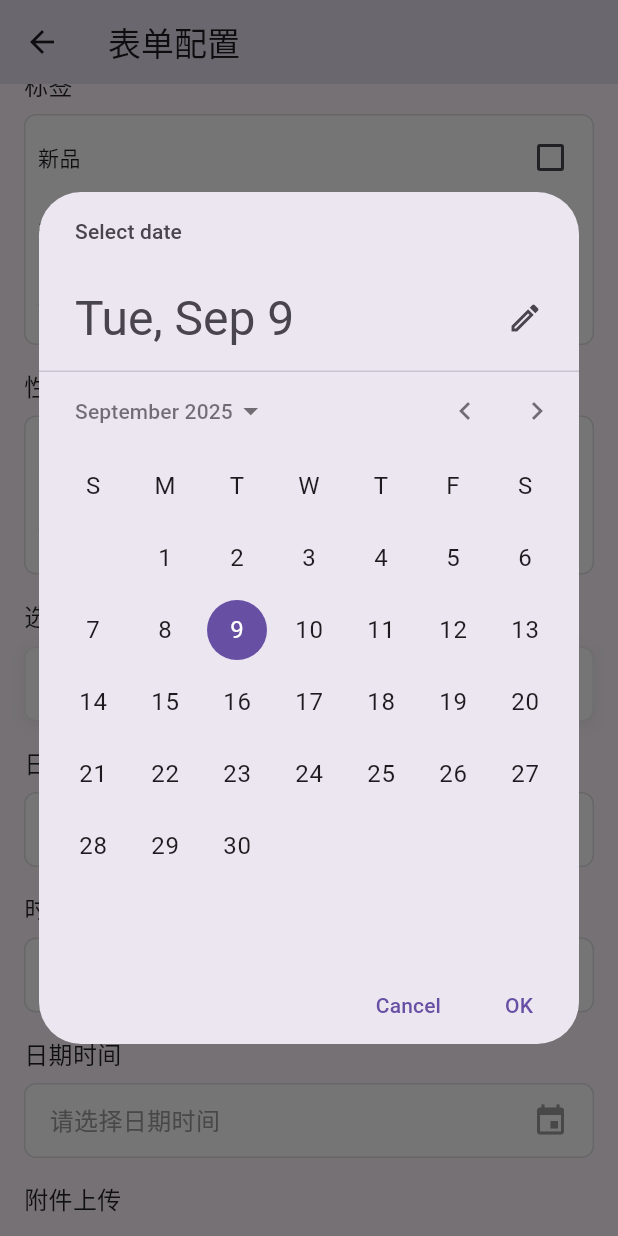
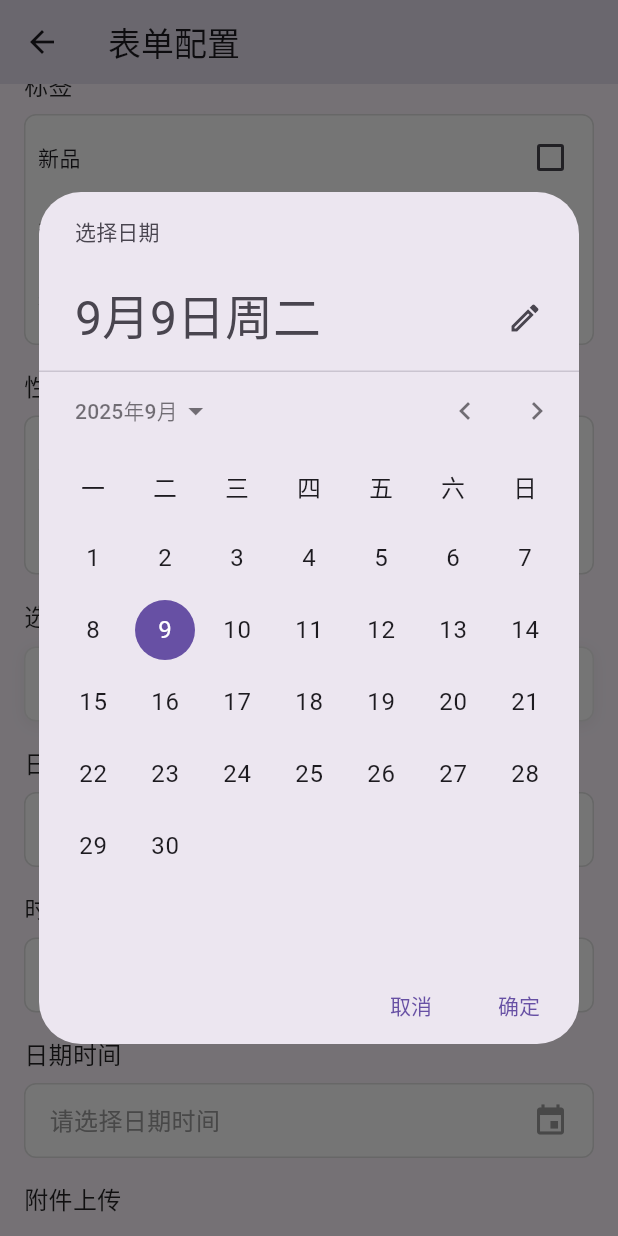
Before and after one commit to yuzhido/simple_ui_for_flutter, a Flutter app: the ConfigFormPage screen opened directly, scrolled down 576 dp, after a tap on "请选择日期", on a phone screen of 412 x 824 dp. Run offline on Flutter 3.47's test engine with Material 3 defaults, Android fonts, the phone set to English and light mode, and no system bars; our stand-ins replace dio, file_picker, image_picker, permission_handler, sqflite; accounts and stored records are empty.

Commit message:
优化时间选择组件为可配置中文模式

```diff
--- a/example/pubspec.yaml
+++ b/example/pubspec.yaml
@@ -9,6 +9,8 @@ environment:
 
 dependencies:
   flutter:
+    sdk: flutter
+  flutter_localizations:
     sdk: flutter
 
   cupertino_icons: ^1.0.8
--- a/lib/src/config_form/index.dart
+++ b/lib/src/config_form/index.dart
@@ -439,14 +439,21 @@ class _ConfigFormState extends State<ConfigForm> {
                 return Column(
                   crossAxisAlignment: CrossAxisAlignment.start,
                   children: [
-                    _buildTapContainer(
+                    _buildDateTapContainer(
                       placeholder: _cfgValues[field.name] == null ? (field.placeholder ?? '请选择日期') : _cfgValues[field.name].toString(),
+                      hasValue: _cfgValues[field.name] != null,
                       icon: Icons.calendar_today,
                       onTap: () async {
                         final now = DateTime.now();
-                        final picked = await showDatePicker(context: context, initialDate: now, firstDate: DateTime(1900), lastDate: DateTime(2100));
+                        final picked = await showDatePicker(
+                          context: context,
+                          initialDate: now,
+                          firstDate: DateTime(1900),
+                          lastDate: DateTime(2100),
+                          locale: const Locale('zh', 'CN'),
+                        );
                         if (picked != null) {
-                          final v = '${picked.year}-${picked.month.toString().padLeft(2, '0')}-${picked.day.toString().padLeft(2, '0')}';
+                          final v = '${picked.year}年${picked.month}月${picked.day}日';
                           setState(() {
                             _setValue(field.name, v);
                           });
@@ -476,8 +483,9 @@ class _ConfigFormState extends State<ConfigForm> {
                 return Column(
                   crossAxisAlignment: CrossAxisAlignment.start,
                   children: [
-                    _buildTapContainer(
+                    _buildDateTapContainer(
                       placeholder: _cfgValues[field.name] == null ? (field.placeholder ?? '请选择时间') : _cfgValues[field.name].toString(),
+                      hasValue: _cfgValues[field.name] != null,
                       icon: Icons.access_time,
                       onTap: () async {
                         final picked = await showTimePicker(context: context, initialTime: TimeOfDay.now());
@@ -512,19 +520,25 @@ class _ConfigFormState extends State<ConfigForm> {
                 return Column(
                   crossAxisAlignment: CrossAxisAlignment.start,
                   children: [
-                    _buildTapContainer(
+                    _buildDateTapContainer(
                       placeholder: _cfgValues[field.name] == null ? (field.placeholder ?? '请选择日期时间') : _cfgValues[field.name].toString(),
+                      hasValue: _cfgValues[field.name] != null,
                       icon: Icons.event,
                       onTap: () async {
                         final now = DateTime.now();
-                        final date = await showDatePicker(context: context, initialDate: now, firstDate: DateTime(1900), lastDate: DateTime(2100));
+                        final date = await showDatePicker(
+                          context: context,
+                          initialDate: now,
+                          firstDate: DateTime(1900),
+                          lastDate: DateTime(2100),
+                          locale: const Locale('zh', 'CN'),
+                        );
                         if (date == null) return;
                         if (!mounted) return;
                         final time = await showTimePicker(context: context, initialTime: TimeOfDay.now());
                         if (time == null) return;
                         final dt = DateTime(date.year, date.month, date.day, time.hour, time.minute);
-                        final v =
-                            '${dt.year}-${dt.month.toString().padLeft(2, '0')}-${dt.day.toString().padLeft(2, '0')} ${dt.hour.toString().padLeft(2, '0')}:${dt.minute.toString().padLeft(2, '0')}';
+                        final v = '${dt.year}年${dt.month}月${dt.day}日 ${dt.hour.toString().padLeft(2, '0')}:${dt.minute.toString().padLeft(2, '0')}';
                         setState(() {
                           _setValue(field.name, v);
                         });
@@ -819,7 +833,7 @@ class _ConfigFormState extends State<ConfigForm> {
     );
   }
 
-  Widget _buildTapContainer({required String placeholder, required IconData icon, VoidCallback? onTap}) {
+  Widget _buildDateTapContainer({required String placeholder, required bool hasValue, required IconData icon, VoidCallback? onTap}) {
     return InkWell(
       onTap: onTap,
       child: Container(
@@ -832,7 +846,7 @@ class _ConfigFormState extends State<ConfigForm> {
         child: Row(
           children: [
             Expanded(
-              child: Text(placeholder, style: TextStyle(fontSize: 16, color: Colors.grey.shade500)),
+              child: Text(placeholder, style: TextStyle(fontSize: 16, color: hasValue ? Colors.black87 : Colors.grey.shade500)),
             ),
             Icon(icon, color: Colors.grey),
           ],
--- a/pubspec.yaml
+++ b/pubspec.yaml
@@ -1,6 +1,6 @@
 name: simple_ui
 description: "自定义简单 UI 组件"
-version: 1.0.12
+version: 1.0.13
 homepage: "https://github.com/yuzhido/simple_ui_for_flutter.git"
 repository: "https://github.com/yuzhido/simple_ui_for_flutter.git"
 issue_tracker: "https://github.com/yuzhido/simple_ui_for_flutter.git/issues"
```
Also changed, not shown: example/lib/main.dart (+7 -0 lines), example/lib/pages/upload_file/index.dart (+23 -25 lines), example/pubspec.lock.
